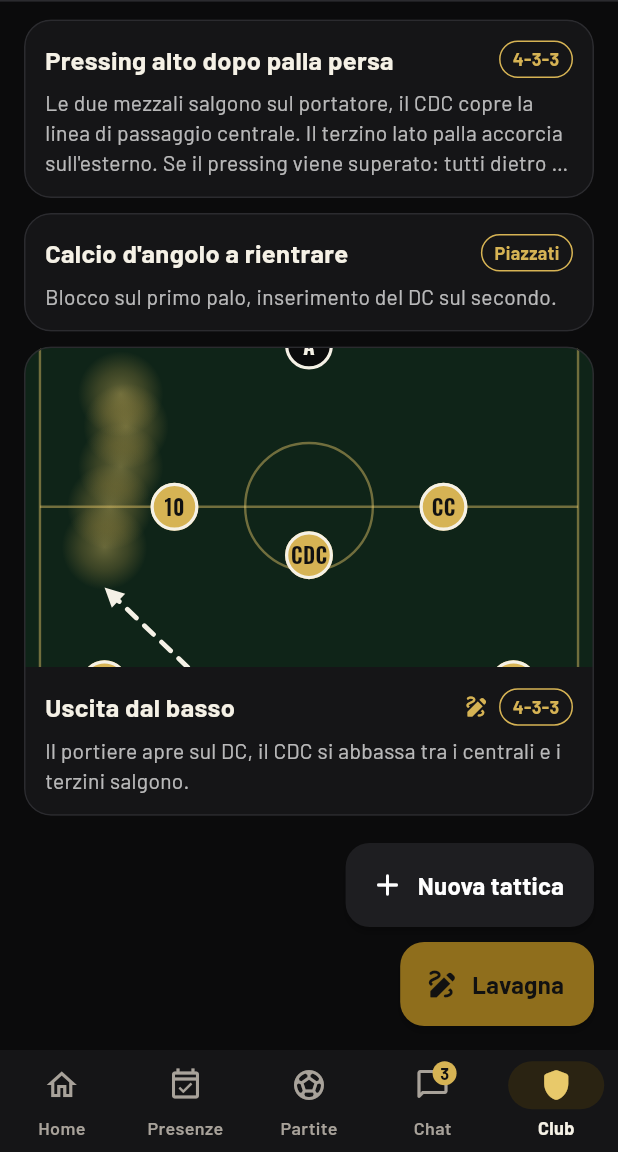
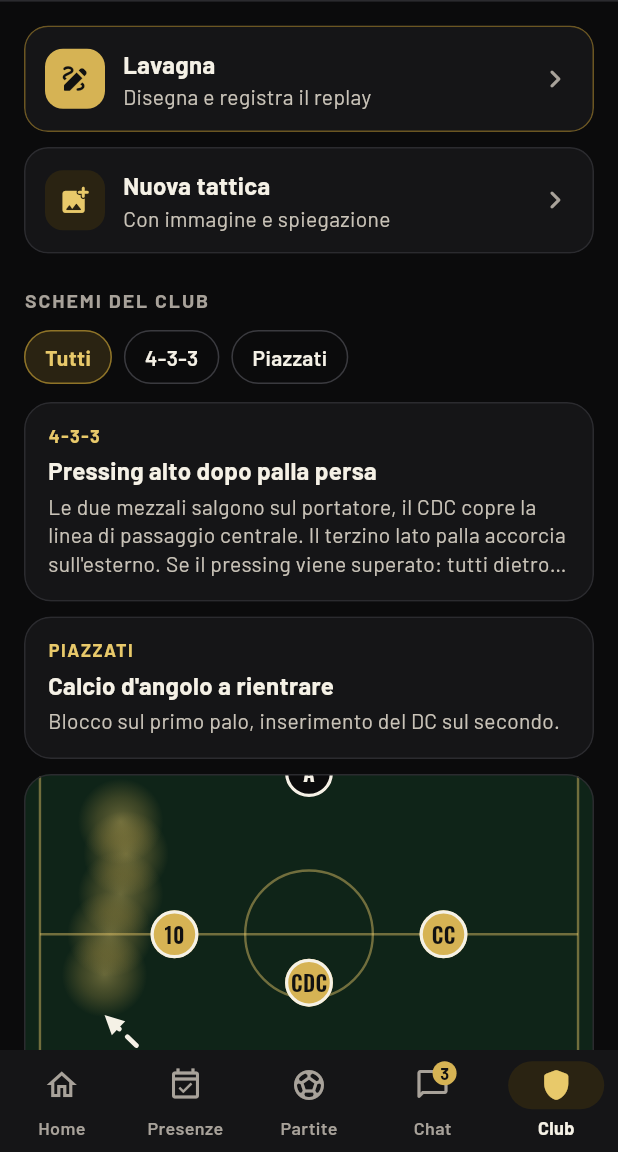
Before and after one commit to lukerondo/milanac-app, a Flutter app: the TattichePage screen opened by its route, on a phone screen of 412 x 824 dp, the part 84-1236 px from its top. Run offline on Flutter 3.47's test engine with Material 3 defaults, Android fonts, the phone set to English and light mode, and no system bars; our stand-ins replace file_picker, firebase_core, firebase_messaging, flutter_riverpod, go_router, image_picker and 8 more; missing offline and left inert: agora_rtc_engine, record, video_compress; accounts and stored records are empty; network calls fail.

Commit message:
Tattiche nero oro, come le tavole del Club e di Mondo Proclub
- In cima, per il Direttivo, "Lavagna" (azione principale: bordo e icona d'oro) e
  "Nuova tattica"; poi "Schemi del club" con i filtri per modulo o tipo e le card
  con lavagna (o immagine), etichetta d'oro, titolo e spiegazione; in fondo "Build
  per ruolo", che porta ai video dei creator in Mondo Proclub (le build stanno lì).
- Dettaglio dello schema a schermo intero con il filo d'oro: modulo, titolo in
  Oswald, lavagna, "Apri la lavagna" in oro e la spiegazione; eliminazione in rosso.
- Foglio della tattica con i colori del tema; niente più pulsanti flottanti né
  colori fissi.
- Test: card toccate dopo averle portate in vista; nuovo test del collegamento alle
  build.

Co-Authored-By: Claude Opus 5.5 <noreply@anthropic.com>
Claude-Session: https://claude.ai/code/session_01AqbAUFgzRc6jubsGkqE32q

```diff
--- a/lib/features/tattiche/tattiche_page.dart
+++ b/lib/features/tattiche/tattiche_page.dart
@@ -2,77 +2,178 @@ import 'dart:typed_data';
 
 import 'package:flutter/material.dart';
 import 'package:flutter_riverpod/flutter_riverpod.dart';
+import 'package:go_router/go_router.dart';
 import 'package:image_picker/image_picker.dart';
 
 import '../../core/auth/providers.dart';
 import '../../core/errors.dart';
 import '../../core/theme.dart';
+import '../../shared/app_shell.dart' show ContentWidth;
 import '../../shared/async_view.dart';
+import '../../shared/ui.dart';
 import '../formazione/modules.dart';
 import '../lavagna/board_model.dart';
 import '../lavagna/board_page.dart';
 import '../lavagna/board_painter.dart';
+import '../lavagna/full_page.dart';
 import 'tactics_repository.dart';
 
-/// Tattiche: gli schemi del club con immagine e spiegazione (li pubblica il Direttivo).
-/// I video dei creator sono in Mondo Proclub.
-class TattichePage extends ConsumerWidget {
+/// Tattiche (nella scheda Club): la lavagna, gli schemi del club con immagine e
+/// spiegazione (li pubblica il Direttivo) e, in fondo, le build dei creator, che
+/// stanno in Mondo Proclub.
+class TattichePage extends ConsumerStatefulWidget {
   const TattichePage({super.key});
 
   @override
-  Widget build(BuildContext context, WidgetRef ref) {
+  ConsumerState<TattichePage> createState() => _TattichePageState();
+}
+
+class _TattichePageState extends ConsumerState<TattichePage> {
+  /// Filtro per modulo o tipo (null = tutti).
+  String? _module;
+
+  @override
+  Widget build(BuildContext context) {
     final isDirettivo = ref.watch(profileProvider).value?.isDirettivo ?? false;
-    return Scaffold(
-      backgroundColor: Colors.transparent,
-      floatingActionButton: isDirettivo
-          ? Column(
-              mainAxisSize: MainAxisSize.min,
-              crossAxisAlignment: CrossAxisAlignment.end,
+    return AsyncView(
+      value: ref.watch(tacticsProvider),
+      onRetry: () => ref.invalidate(tacticsProvider),
+      data: (list) {
+        // I moduli presenti, nell'ordine degli schemi (i più recenti prima).
+        final modules = <String>[];
+        for (final t in list) {
+          final m = t.module;
+          if (m != null && !modules.contains(m)) modules.add(m);
+        }
+        final module = modules.contains(_module) ? _module : null;
+        final shown = [
+          for (final t in list)
+            if (module == null || t.module == module) t,
+        ];
+        return ListView(
+          padding: const EdgeInsets.fromLTRB(16, 16, 16, 32),
           children: [
-                FloatingActionButton.extended(
-                  heroTag: 'tattica',
-                  backgroundColor: MilanacColors.surfaceHigh,
-                  foregroundColor: Colors.white,
-                  onPressed: () => showTacticEditor(context),
-                  icon: const Icon(Icons.add_rounded),
-                  label: const Text('Nuova tattica'),
+            if (isDirettivo) ...[
+              _ActionCard(
+                icon: Icons.draw_rounded,
+                title: 'Lavagna',
+                subtitle: 'Disegna e registra il replay',
+                important: true,
+                onTap: () => openBoard(context),
               ),
               const SizedBox(height: 10),
-                FloatingActionButton.extended(
-                  heroTag: 'lavagna',
-                  backgroundColor: MilanacColors.red,
-                  onPressed: () => openBoard(context),
-                  icon: const Icon(Icons.draw_rounded),
-                  label: const Text('Lavagna'),
+              _ActionCard(
+                icon: Icons.add_photo_alternate_rounded,
+                title: 'Nuova tattica',
+                subtitle: 'Con immagine e spiegazione',
+                onTap: () => showTacticEditor(context),
+              ),
+              const SizedBox(height: 22),
+            ],
+            const SectionLabel('Schemi del club'),
+            const SizedBox(height: 10),
+            if (modules.length > 1) ...[
+              SizedBox(
+                height: 36,
+                child: ListView(
+                  scrollDirection: Axis.horizontal,
+                  children: [
+                    FilterPill(
+                      label: 'Tutti',
+                      selected: module == null,
+                      onTap: () => setState(() => _module = null),
+                    ),
+                    for (final m in modules) ...[
+                      const SizedBox(width: 8),
+                      FilterPill(
+                        label: m,
+                        selected: module == m,
+                        onTap: () => setState(() => _module = m),
                       ),
                     ],
+                  ],
+                ),
+              ),
+              const SizedBox(height: 12),
+            ],
+            if (shown.isEmpty)
+              AppCard(
+                child: Text(
+                  'Nessuno schema ancora.',
+                  textAlign: TextAlign.center,
+                  style: TextStyle(fontSize: 15, color: context.pal.textMuted),
+                ),
               )
-          : null,
-      body: const _TacticsTab(),
+            else
+              for (final (i, t) in shown.indexed) ...[
+                if (i > 0) const SizedBox(height: 10),
+                _TacticCard(tactic: t),
+              ],
+            const SizedBox(height: 22),
+            const SectionLabel('Build dei creator'),
+            const SizedBox(height: 10),
+            _ActionCard(
+              icon: Icons.smart_display_rounded,
+              title: 'Build per ruolo',
+              subtitle: 'Video dei creator in Mondo Proclub',
+              onTap: () => context.push('/mondo'),
+            ),
+          ],
+        );
+      },
     );
   }
 }
 
-// ------------------------------------------------------------------ tattiche
-
-class _TacticsTab extends ConsumerWidget {
-  const _TacticsTab();
+/// Riga con icona, titolo e descrizione che porta a un'azione (come in Mondo
+/// Proclub); [important] = l'azione principale, con il bordo e l'icona d'oro.
+class _ActionCard extends StatelessWidget {
+  const _ActionCard({
+    required this.icon,
+    required this.title,
+    required this.subtitle,
+    required this.onTap,
+    this.important = false,
+  });
+  final IconData icon;
+  final String title;
+  final String subtitle;
+  final VoidCallback onTap;
+  final bool important;
 
   @override
-  Widget build(BuildContext context, WidgetRef ref) {
-    return AsyncView(
-      value: ref.watch(tacticsProvider),
-      onRetry: () => ref.invalidate(tacticsProvider),
-      data: (list) => list.isEmpty
-          ? const Center(
-              child: Text(
-                'Nessuno schema ancora.',
-                style: TextStyle(color: Colors.white54),
+  Widget build(BuildContext context) {
+    final p = context.pal;
+    return AppCard(
+      important: important,
+      radius: 16,
+      padding: const EdgeInsets.all(14),
+      onTap: onTap,
+      child: Row(
+        children: [
+          IconTile(icon, solid: important),
+          const SizedBox(width: 12),
+          Expanded(
+            child: Column(
+              crossAxisAlignment: CrossAxisAlignment.start,
+              children: [
+                Text(
+                  title,
+                  style: const TextStyle(
+                    fontSize: 16,
+                    fontWeight: FontWeight.w700,
                   ),
-            )
-          : ListView(
-              padding: const EdgeInsets.fromLTRB(16, 12, 16, 96),
-              children: [for (final t in list) _TacticCard(tactic: t)],
+                ),
+                Text(
+                  subtitle,
+                  style: TextStyle(fontSize: 14, color: p.textSecondary),
+                ),
+              ],
+            ),
+          ),
+          const SizedBox(width: 8),
+          Icon(Icons.chevron_right_rounded, color: p.textMuted),
+        ],
       ),
     );
   }
@@ -90,21 +191,31 @@ class _TacticImage extends ConsumerWidget {
     }
     final url = ref.watch(tacticImageUrlProvider(tactic.imagePath!)).value;
     if (url == null || url.isEmpty) {
-      return const ColoredBox(color: MilanacColors.surfaceHigh);
+      return ColoredBox(color: context.pal.surfaceHigh);
     }
     return Image.network(url, fit: fit);
   }
 }
 
+/// Modulo (o tipo) dello schema, e "lavagna" se è disegnato: l'etichetta d'oro
+/// sopra il titolo.
+String? _category(Tactic t) {
+  final parts = [?t.module, if (t.hasBoard) 'lavagna'];
+  return parts.isEmpty ? null : parts.join(' · ').toUpperCase();
+}
+
+/// Uno schema nell'elenco: la lavagna (o l'immagine) in alto, sotto etichetta,
+/// titolo e l'inizio della spiegazione.
 class _TacticCard extends StatelessWidget {
   const _TacticCard({required this.tactic});
   final Tactic tactic;
 
   @override
-  Widget build(BuildContext context) => Card(
-    margin: const EdgeInsets.only(bottom: 10),
-    clipBehavior: Clip.antiAlias,
-    child: InkWell(
+  Widget build(BuildContext context) {
+    final p = context.pal;
+    final category = _category(tactic);
+    return AppCard(
+      padding: EdgeInsets.zero,
       onTap: () => Navigator.of(context, rootNavigator: true).push(
         MaterialPageRoute(builder: (_) => TacticPage(tacticId: tactic.id)),
       ),
@@ -116,40 +227,41 @@ class _TacticCard extends StatelessWidget {
           else if (tactic.hasImage)
             AspectRatio(aspectRatio: 16 / 9, child: _TacticImage(tactic)),
           Padding(
-            padding: const EdgeInsets.all(14),
+            padding: const EdgeInsets.fromLTRB(16, 14, 16, 16),
             child: Column(
               crossAxisAlignment: CrossAxisAlignment.start,
               children: [
-                Row(
-                  children: [
-                    Expanded(
-                      child: Text(
+                if (category != null) ...[
+                  Text(
+                    category,
+                    style: TextStyle(
+                      fontSize: 12,
+                      fontWeight: FontWeight.w700,
+                      letterSpacing: 1,
+                      color: p.accentText,
+                    ),
+                  ),
+                  const SizedBox(height: 4),
+                ],
+                Text(
                   tactic.title,
                   style: const TextStyle(
-                          fontSize: 17,
-                          fontWeight: FontWeight.w800,
+                    fontSize: 16,
+                    fontWeight: FontWeight.w700,
+                    height: 1.3,
                   ),
                 ),
-                    ),
-                    if (tactic.hasBoard)
-                      const Padding(
-                        padding: EdgeInsets.only(right: 6),
-                        child: Icon(
-                          Icons.draw_rounded,
-                          size: 18,
-                          color: MilanacColors.gold,
-                        ),
-                      ),
-                    if (tactic.module != null) _ModuleChip(tactic.module!),
-                  ],
-                ),
                 if (tactic.description.isNotEmpty) ...[
-                  const SizedBox(height: 6),
+                  const SizedBox(height: 4),
                   Text(
                     tactic.description,
                     maxLines: 3,
                     overflow: TextOverflow.ellipsis,
-                    style: const TextStyle(color: Colors.white70),
+                    style: TextStyle(
+                      fontSize: 14,
+                      height: 1.35,
+                      color: p.textSecondary,
+                    ),
                   ),
                 ],
               ],
@@ -157,8 +269,8 @@ class _TacticCard extends StatelessWidget {
           ),
         ],
       ),
-    ),
     );
+  }
 }
 
 /// Lo schema della lavagna ritagliato in formato 16:9 (la parte centrale del campo).
@@ -181,52 +293,12 @@ class _BoardThumb extends StatelessWidget {
   );
 }
 
-class _ModuleChip extends StatelessWidget {
-  const _ModuleChip(this.module);
-  final String module;
-
-  @override
-  Widget build(BuildContext context) => Container(
-    padding: const EdgeInsets.symmetric(horizontal: 8, vertical: 3),
-    decoration: BoxDecoration(
-      border: Border.all(color: MilanacColors.gold),
-      borderRadius: BorderRadius.circular(20),
-    ),
-    child: Text(
-      module,
-      style: const TextStyle(
-        color: MilanacColors.gold,
-        fontSize: 12,
-        fontWeight: FontWeight.w800,
-      ),
-    ),
-  );
-}
-
-/// Dettaglio di uno schema: immagine ingrandibile e spiegazione completa.
+/// Dettaglio di uno schema: la lavagna (o l'immagine ingrandibile) e la spiegazione.
 class TacticPage extends ConsumerWidget {
   const TacticPage({super.key, required this.tacticId});
   final String tacticId;
 
-  @override
-  Widget build(BuildContext context, WidgetRef ref) {
-    final isDirettivo = ref.watch(profileProvider).value?.isDirettivo ?? false;
-    final tactics = ref.watch(tacticsProvider);
-    final t = tactics.value?.where((x) => x.id == tacticId).firstOrNull;
-    return Scaffold(
-      appBar: AppBar(
-        title: const Text('TATTICA'),
-        actions: [
-          if (isDirettivo && t != null) ...[
-            IconButton(
-              tooltip: 'Modifica',
-              icon: const Icon(Icons.edit_rounded),
-              onPressed: () => showTacticEditor(context, tactic: t),
-            ),
-            IconButton(
-              tooltip: 'Elimina',
-              icon: const Icon(Icons.delete_outline_rounded),
-              onPressed: () async {
+  Future<void> _delete(BuildContext context, WidgetRef ref, Tactic t) async {
     final ok = await showDialog<bool>(
       context: context,
       builder: (c) => AlertDialog(
@@ -237,6 +309,7 @@ class TacticPage extends ConsumerWidget {
             child: const Text('Annulla'),
           ),
           FilledButton(
+            style: dangerButtonStyle(c),
             onPressed: () => Navigator.pop(c, true),
             child: const Text('Elimina'),
           ),
@@ -251,14 +324,35 @@ class TacticPage extends ConsumerWidget {
     } catch (e) {
       messenger.showSnackBar(
         SnackBar(
-                      content: Text(
-                        friendlyError(e, action: 'Eliminazione non riuscita'),
-                      ),
+          content: Text(friendlyError(e, action: 'Eliminazione non riuscita')),
         ),
       );
     }
-              },
+  }
+
+  @override
+  Widget build(BuildContext context, WidgetRef ref) {
+    final isDirettivo = ref.watch(profileProvider).value?.isDirettivo ?? false;
+    final tactics = ref.watch(tacticsProvider);
+    final t = tactics.value?.where((x) => x.id == tacticId).firstOrNull;
+    final p = context.pal;
+    return Scaffold(
+      appBar: fullPageBar(
+        context,
+        title: 'TATTICA',
+        actions: [
+          if (isDirettivo && t != null) ...[
+            IconButton(
+              tooltip: 'Modifica',
+              icon: const Icon(Icons.edit_rounded),
+              onPressed: () => showTacticEditor(context, tactic: t),
             ),
+            IconButton(
+              tooltip: 'Elimina',
+              icon: const Icon(Icons.delete_outline_rounded),
+              onPressed: () => _delete(context, ref, t),
+            ),
+            const SizedBox(width: 4),
           ],
         ],
       ),
@@ -267,16 +361,33 @@ class TacticPage extends ConsumerWidget {
         onRetry: () => ref.invalidate(tacticsProvider),
         data: (_) => t == null
             ? const TacticNotFound()
-            : ListView(
-                padding: const EdgeInsets.only(bottom: 32),
+            : ContentWidth(
+                child: ListView(
+                  padding: const EdgeInsets.fromLTRB(16, 16, 16, 32),
                   children: [
-                  if (t.hasBoard)
-                    Padding(
-                      padding: const EdgeInsets.fromLTRB(16, 12, 16, 0),
-                      child: Column(
-                        children: [
-                          BoardPreview(state: t.board!, showNames: true),
-                          const SizedBox(height: 8),
+                    if (t.module != null) ...[
+                      SectionLabel(t.module!, gold: true),
+                      const SizedBox(height: 4),
+                    ],
+                    Text(
+                      t.title.toUpperCase(),
+                      style: TextStyle(
+                        fontFamily: sportFont,
+                        fontSize: 22,
+                        fontWeight: FontWeight.w600,
+                        letterSpacing: .6,
+                        height: 1.2,
+                        color: p.text,
+                      ),
+                    ),
+                    const SizedBox(height: 14),
+                    if (t.hasBoard) ...[
+                      BoardPreview(
+                        state: t.board!,
+                        showNames: true,
+                        radius: 16,
+                      ),
+                      const SizedBox(height: 12),
                       FilledButton.icon(
                         onPressed: () => openBoard(
                           context,
@@ -290,38 +401,35 @@ class TacticPage extends ConsumerWidget {
                               : 'Guarda sulla lavagna',
                         ),
                       ),
-                        ],
-                      ),
-                    )
-                  else if (t.hasImage)
-                    AspectRatio(
+                    ] else if (t.hasImage)
+                      ClipRRect(
+                        borderRadius: BorderRadius.circular(16),
+                        child: AspectRatio(
                           aspectRatio: 4 / 3,
+                          child: ColoredBox(
+                            color: p.surfaceHigh,
                             child: InteractiveViewer(
                               maxScale: 5,
                               child: _TacticImage(t, fit: BoxFit.contain),
                             ),
                           ),
-                  Padding(
-                    padding: const EdgeInsets.all(16),
-                    child: Column(
-                      crossAxisAlignment: CrossAxisAlignment.start,
-                      children: [
-                        if (t.module != null) _ModuleChip(t.module!),
+                        ),
+                      ),
+                    if (t.description.isNotEmpty) ...[
+                      const SizedBox(height: 22),
+                      const SectionLabel('Spiegazione'),
                       const SizedBox(height: 8),
-                        Text(
-                          t.title,
-                          style: Theme.of(context).textTheme.headlineSmall
-                              ?.copyWith(fontWeight: FontWeight.w900),
-                        ),
-                        const SizedBox(height: 12),
                       SelectableText(
                         t.description,
-                          style: const TextStyle(fontSize: 16, height: 1.45),
-                        ),
-                      ],
+                        style: TextStyle(
+                          fontSize: 16,
+                          height: 1.45,
+                          color: p.text,
                         ),
                       ),
                     ],
+                  ],
+                ),
               ),
       ),
     );
@@ -422,9 +530,9 @@ class _TacticEditorState extends ConsumerState<_TacticEditor> {
     final modules = [...formationModules.keys, ..._otherModules];
     return Padding(
       padding: EdgeInsets.fromLTRB(
-        20,
+        16,
         0,
-        20,
+        16,
         20 + MediaQuery.viewInsetsOf(context).bottom,
       ),
       child: SingleChildScrollView(
@@ -432,10 +540,15 @@ class _TacticEditorState extends ConsumerState<_TacticEditor> {
           crossAxisAlignment: CrossAxisAlignment.stretch,
           children: [
             Text(
-              widget.tactic == null ? 'Nuova tattica' : 'Modifica tattica',
-              style: Theme.of(context).textTheme.titleLarge,
+              widget.tactic == null ? 'NUOVA TATTICA' : 'MODIFICA TATTICA',
+              style: const TextStyle(
+                fontFamily: sportFont,
+                fontSize: 22,
+                fontWeight: FontWeight.w600,
+                letterSpacing: .6,
               ),
-            const SizedBox(height: 12),
+            ),
+            const SizedBox(height: 16),
             TextField(
               controller: _title,
               maxLength: 80,
@@ -444,6 +557,7 @@ class _TacticEditorState extends ConsumerState<_TacticEditor> {
                 hintText: 'es. Uscita dal basso con il 3-5-2',
               ),
             ),
+            const SizedBox(height: 4),
             DropdownButtonFormField<String>(
               initialValue: modules.contains(_module) ? _module : null,
               decoration: const InputDecoration(
@@ -455,7 +569,7 @@ class _TacticEditorState extends ConsumerState<_TacticEditor> {
               ],
               onChanged: (v) => setState(() => _module = v),
             ),
-            const SizedBox(height: 8),
+            const SizedBox(height: 16),
             TextField(
               controller: _description,
               minLines: 4,
@@ -466,6 +580,7 @@ class _TacticEditorState extends ConsumerState<_TacticEditor> {
                 alignLabelWithHint: true,
               ),
             ),
+            const SizedBox(height: 4),
             OutlinedButton.icon(
               onPressed: _pickImage,
               icon: const Icon(Icons.image_rounded),
@@ -477,19 +592,16 @@ class _TacticEditorState extends ConsumerState<_TacticEditor> {
             ),
             if (_image != null)
               Padding(
-                padding: const EdgeInsets.only(top: 8),
+                padding: const EdgeInsets.only(top: 10),
                 child: ClipRRect(
-                  borderRadius: BorderRadius.circular(12),
+                  borderRadius: BorderRadius.circular(16),
                   child: Image.memory(_image!, height: 160, fit: BoxFit.cover),
                 ),
               ),
             const SizedBox(height: 16),
             FilledButton(
               onPressed: _saving ? null : _save,
-              child: const Padding(
-                padding: EdgeInsets.symmetric(vertical: 12),
-                child: Text('Salva tattica'),
-              ),
+              child: const Text('Salva tattica'),
             ),
           ],
         ),
```
Also changed, not shown: 1 other file. Lines whose indentation alone changed are shown as unchanged.
